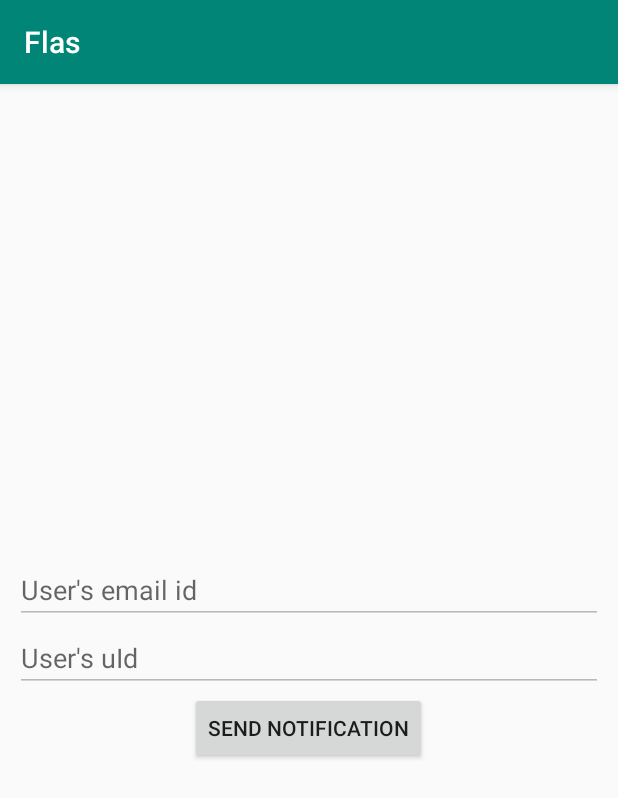
After one commit to deepakmeett/Flas, an Android app: the Notification_5Activity screen opened directly, with no data from a screen before it, on a phone screen of 412 x 824 dp. The commit adds this screen. Shown: the top 798 px of the screen. Run offline under Robolectric (Android 15) with nearby library versions, the phone set to English and light mode, and no system bars; our stand-ins replace Firebase (no records; nobody signed in at launch, a user with empty details on screens opened directly); 1 statement that could not run was skipped.

Commit message:
With Notification

```diff
--- a/app/build.gradle
+++ b/app/build.gradle
@@ -31,8 +31,10 @@ dependencies {
     implementation 'com.google.android.gms:play-services-auth:17.0.0'
     implementation 'com.google.firebase:firebase-database:19.2.0'
     implementation 'androidx.recyclerview:recyclerview:1.1.0'
+
+    implementation 'com.squareup.retrofit2:retrofit:2.4.0'
+    implementation 'com.squareup.retrofit2:converter-gson:2.4.0'
     implementation 'com.google.firebase:firebase-messaging:20.1.5'
-
 
 
 }
--- /dev/null
+++ b/app/src/main/java/com/example/flas/Notification_5Activity.java
@@ -0,0 +1,101 @@
+package com.example.flas;
+import androidx.annotation.NonNull;
+import androidx.appcompat.app.AppCompatActivity;
+
+import android.content.Intent;
+import android.os.Bundle;
+import android.view.View;
+import android.widget.Button;
+import android.widget.EditText;
+import android.widget.Toast;
+
+import com.example.flas.Notification_Pack.APIService;
+import com.example.flas.Notification_Pack.Client;
+import com.example.flas.Notification_Pack.Data;
+import com.example.flas.Notification_Pack.MyResponse;
+import com.example.flas.Notification_Pack.Sender;
+import com.google.firebase.auth.FirebaseAuth;
+import com.google.firebase.database.DataSnapshot;
+import com.google.firebase.database.DatabaseError;
+import com.google.firebase.database.FirebaseDatabase;
+import com.google.firebase.database.ValueEventListener;
+import com.google.firebase.iid.FirebaseInstanceId;
+
+import retrofit2.Call;
+import retrofit2.Callback;
+import retrofit2.Response;
+public class Notification_5Activity extends AppCompatActivity {
+
+    Button button;
+    APIService apiService;
+    EditText editTextEmail, editTextUid;
+    @Override
+    protected void onCreate(Bundle savedInstanceState) {
+        super.onCreate( savedInstanceState );
+        setContentView( R.layout.activity_main5 );
+        button = findViewById( R.id.sendNotification );
+        editTextEmail = findViewById( R.id.userEmail );
+        editTextUid = findViewById( R.id.userId );
+
+        apiService = Client.getClient( "https://fcm.googleapis.com/" ).create( APIService.class );
+
+        updateToken();
+
+        Intent intent = getIntent();
+        String email = intent.getStringExtra( "emailA" );
+        String uid = intent.getStringExtra( "uid" );
+
+        editTextEmail.setText( email );
+        editTextEmail.setEnabled( false );
+        editTextUid.setText( uid );
+        editTextUid.setEnabled( false);
+
+        button.setOnClickListener( new View.OnClickListener() {
+            @Override
+            public void onClick(View view) {
+                FirebaseDatabase.getInstance().getReference().child( "Tokens" )
+                        .child( editTextUid.getText().toString().trim()).child( "token" )
+                        .addListenerForSingleValueEvent( new ValueEventListener() {
+                            @Override
+                            public void onDataChange(@NonNull DataSnapshot dataSnapshot) {
+                            String userToken = dataSnapshot.getValue(String.class);
+                            sendNotification( userToken );
+                            }
+
+                            @Override
+                            public void onCancelled(@NonNull DatabaseError databaseError) {
+                            }
+                        } );
+            }
+        } );
+    }
+
+    private void updateToken(){
+        String refreshToken = FirebaseInstanceId.getInstance().getToken(  );
+        Token token = new Token( refreshToken );
+        FirebaseDatabase.getInstance().getReference( "Tokens")
+                .child(FirebaseAuth.getInstance().getCurrentUser().getUid()).setValue( token );
+
+    }
+
+    public void sendNotification(String userToken){
+        Data data = new Data( "title", "message" );
+        Sender sender =  new Sender( data, userToken );
+        apiService.sendNotification( sender ).enqueue( new Callback<MyResponse>() {
+            @Override
+            public void onResponse(Call<MyResponse> call, Response<MyResponse> response) {
+                if (response.code() == 200){
+                    if (response.body()==null){
+                        Toast.makeText( Notification_5Activity.this, "Response Body is null"
+                                , Toast.LENGTH_SHORT ).show();
+                    }
+                }
+            }
+
+            @Override
+            public void onFailure(Call<MyResponse> call, Throwable t) {
+                Toast.makeText( Notification_5Activity.this, t.getMessage(), Toast.LENGTH_SHORT ).show();
+            }
+        } );
+    }
+}
--- /dev/null
+++ b/app/src/main/java/com/example/flas/Notification_Pack/APIService.java
@@ -0,0 +1,20 @@
+package com.example.flas.Notification_Pack;
+import retrofit2.Call;
+import retrofit2.http.Body;
+import retrofit2.http.Headers;
+import retrofit2.http.POST;
+
+
+public interface APIService {
+
+    @Headers(
+            {
+                    "Content-Type:application/json",
+                    "Authorization:key=AAAAZ7V4bd8:APA91bHjQxZz2-Qt--RfWlIxiIaCY83_QjyTJwXCXSs7MJ06XWxG1bxKorGFLqNIwKt4mv8mJqHct5hO909ZvxKuLl73ySd2cWZ60AGYK_PErLE8dGf63x5f2qLqkIV4OwPbPelf67y5"
+            }
+    )
+
+    @POST("fcm/send")
+    Call<MyResponse> sendNotification(@Body Sender body);
+
+}
--- /dev/null
+++ b/app/src/main/java/com/example/flas/Notification_Pack/Client.java
@@ -0,0 +1,19 @@
+package com.example.flas.Notification_Pack;
+import retrofit2.Retrofit;
+import retrofit2.converter.gson.GsonConverterFactory;
+public class Client {
+
+    private static Retrofit retrofit = null;
+
+    public static Retrofit getClient(String url){
+        if (retrofit == null){
+            retrofit = new  Retrofit.Builder()
+                    .baseUrl( url )
+                    .addConverterFactory( GsonConverterFactory.create() )
+                    .build();
+        }
+
+        return retrofit;
+    }
+
+}
--- /dev/null
+++ b/app/src/main/java/com/example/flas/Notification_Pack/MyResponse.java
@@ -0,0 +1,5 @@
+package com.example.flas.Notification_Pack;
+public class MyResponse {
+
+    private int success;
+}
--- /dev/null
+++ b/app/src/main/res/layout/activity_main5.xml
@@ -0,0 +1,29 @@
+<?xml version="1.0" encoding="utf-8"?>
+<LinearLayout
+    xmlns:android="http://schemas.android.com/apk/res/android"
+    xmlns:tools="http://schemas.android.com/tools"
+    android:layout_width="match_parent"
+    android:layout_height="match_parent"
+    android:orientation="vertical"
+    android:padding="10dp"
+    android:gravity="center"
+    tools:context=".Notification_5Activity">
+
+    <EditText
+        android:layout_width="match_parent"
+        android:layout_height="wrap_content"
+        android:hint="User's email id"
+        android:id="@+id/userEmail"/>
+
+    <EditText
+        android:layout_width="match_parent"
+        android:layout_height="wrap_content"
+        android:hint="User's uId"
+        android:id="@+id/userId"/>
+
+    <Button
+        android:layout_width="wrap_content"
+        android:layout_height="wrap_content"
+        android:id="@+id/sendNotification"
+        android:text="Send notification"/>
+</LinearLayout>
--- a/app/src/main/res/layout/userdata.xml
+++ b/app/src/main/res/layout/userdata.xml
@@ -1,7 +1,7 @@
 <?xml version="1.0" encoding="utf-8"?>
 <LinearLayout xmlns:android="http://schemas.android.com/apk/res/android"
     android:layout_width="match_parent"
-    android:layout_height="match_parent"
+    android:layout_height="wrap_content"
     android:padding="10dp">
 
     <TextView
```
Also changed, not shown: app/src/main/AndroidManifest.xml (+23 -2 lines), app/src/main/java/com/example/flas/Main4Activity.java (+36 -31 lines), app/src/main/java/com/example/flas/Notification_Pack/Data.java (added, +30 -0 lines), app/src/main/java/com/example/flas/Notification_Pack/MyFirebaseIdService.java (added, +38 -0 lines), app/src/main/java/com/example/flas/Notification_Pack/MyFirebaseMessagingService.java (added, +60 -0 lines), app/src/main/java/com/example/flas/Notification_Pack/OreoNotification.java (added, +53 -0 lines), app/src/main/java/com/example/flas/Notification_Pack/Sender.java (added, +14 -0 lines), app/src/main/java/com/example/flas/Token.java (renamed from app/src/main/java/com/example/flas/User.java, +10 -6 lines), app/src/main/java/com/example/flas/UserAdapter.java (+26 -6 lines), app/src/main/res/layout/activity_main4.xml (+13 -1 lines), 1 other file.
